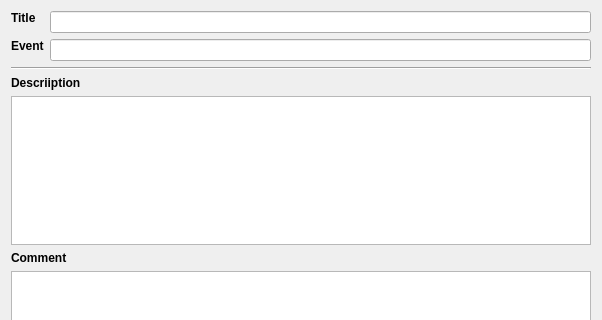
The window that krbkacd/MetadataEdit.ui (rbbrnc/krbkACD) describes before a commit, drawn with Qt 5; both pictures show x 0 to 602 and y 0 to 320 of the 602 by 683 pixel window.
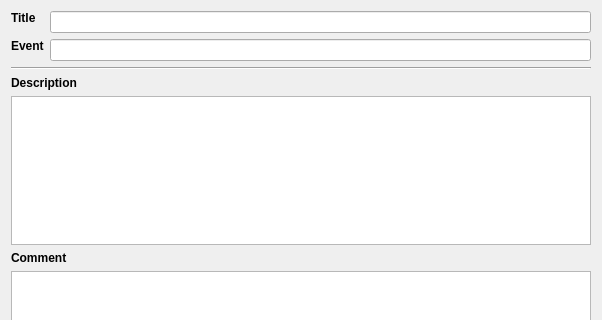
The same window after the commit. Custom widgets are drawn as their Qt base class.

Commit message: Fix description label text

```diff
--- a/krbkacd/MetadataEdit.ui
+++ b/krbkacd/MetadataEdit.ui
@@ -94,7 +94,7 @@
           </font>
          </property>
          <property name="text">
-          <string>Descriiption</string>
+          <string>Description</string>
          </property>
          <property name="alignment">
           <set>Qt::AlignBottom|Qt::AlignLeading|Qt::AlignLeft</set>
```
